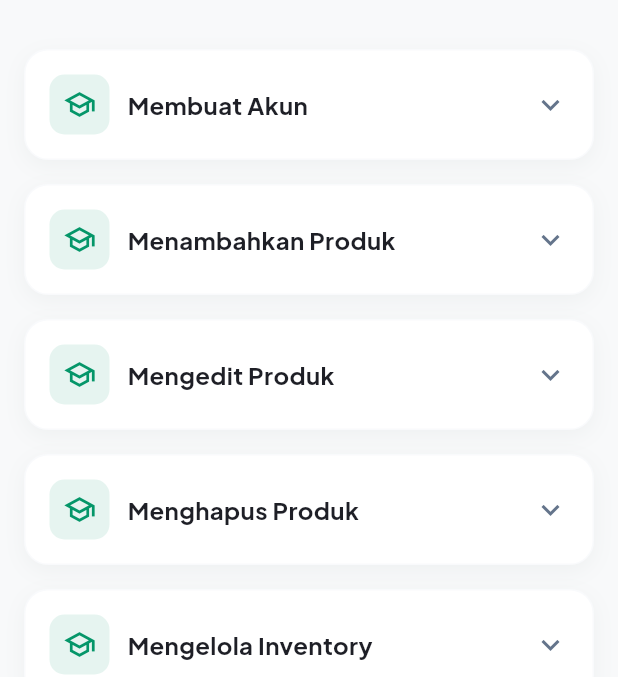
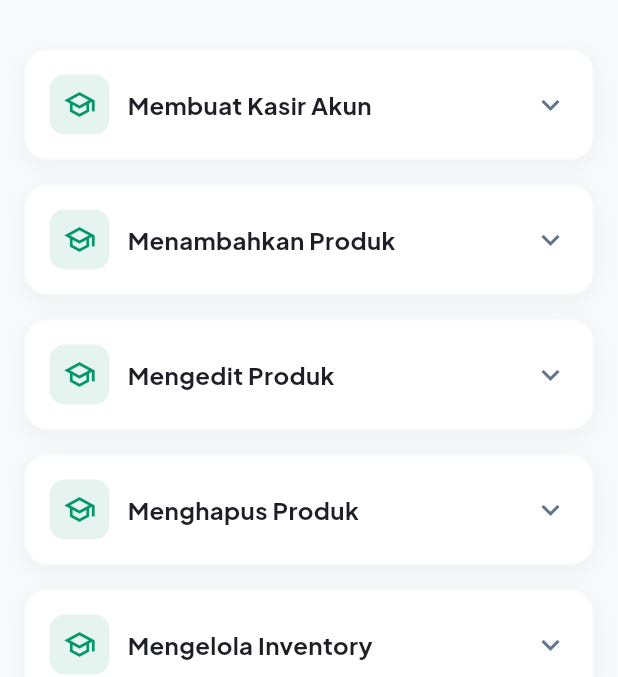
Before and after one commit to syans-OG/Laris.in, a Flutter app: the TutorialPage screen opened directly, on a phone screen of 412 x 824 dp, the part 59-736 px from its top. Run offline on Flutter 3.47's test engine with Material 3 defaults, Android fonts, the phone set to English and light mode, and no system bars; our stand-ins replace csv, equatable, file_picker, fl_chart, flutter_riverpod, google_fonts and 4 more; missing offline and left inert: esc_pos_utils_plus, mobile_scanner, print_bluetooth_thermal, sqlite3; accounts and stored records are empty; statements that could not run were skipped.

Commit message:
update tutorial

```diff
--- a/lib/features/pos/presentation/screens/tutorial_page.dart
+++ b/lib/features/pos/presentation/screens/tutorial_page.dart
@@ -33,15 +33,14 @@ class TutorialPage extends StatelessWidget {
           crossAxisAlignment: CrossAxisAlignment.start,
           children: [
             TutorialSectionCard(
-              title: 'Membuat Akun',
-              imagePath: 'assets/tutorial/create_account.png',
+              title: 'Membuat Kasir Akun',
+              imagePath: 'assets/tutorial/create_account.jpg',
               steps: const [
-                'Buka aplikasi Laris.in',
-                'Tekan tombol "Daftar" pada halaman login',
-                'Isi nama lengkap Anda',
-                'Masukkan email yang valid',
-                'Buat password yang kuat',
-                'Tekan tombol "Daftar" untuk menyelesaikan',
+                'Masuk ke settings, scroll hingga ketemu Kasir & Akun',
+                'Klik Kelola Kasir',
+                'Di halaman, pada pojok kanan bawah, klik tombol tambah (+)',
+                'Isi nama kasir dengan jelas serta pin lalu isi hak akses kasir',
+                'Tekan tombol simpan untuk menyimpan kasir baru',
               ],
             ),
             const SizedBox(height: 16),
```
Also changed, not shown: assets/tutorial/create_account.jpg (added).
